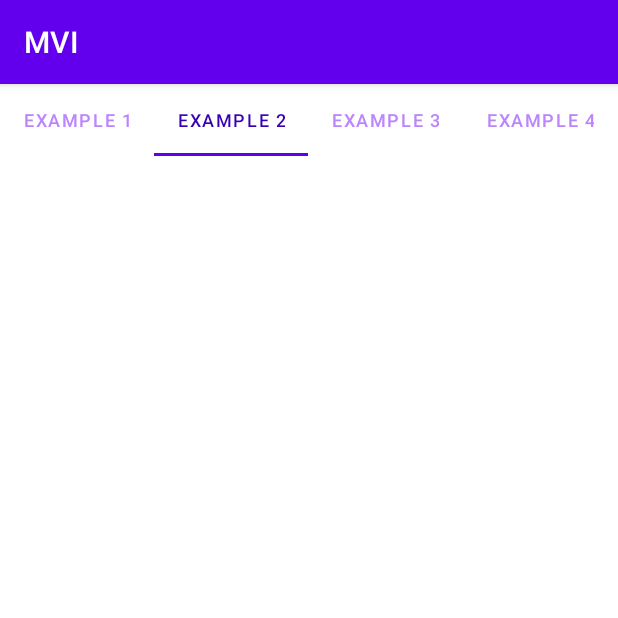
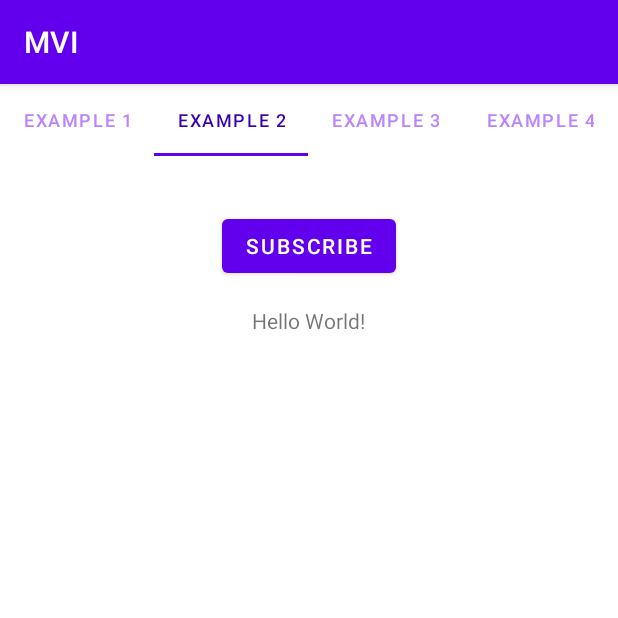
Before and after one commit to olololoe110399/MVI, an Android app: the screen it shows after launch (MainActivity), tab 2 chosen, on a phone screen of 412 x 824 dp, the top half of it. Run offline under Robolectric (Android 15) with nearby library versions, the phone set to English and light mode, and no system bars; our stand-ins replace RxJava; libraries missing offline, so code that uses them is left out: com.jakewharton.rxbinding3; 1 statement that could not run was skipped.

Commit message:
Refs [Task][Example2]

```diff
--- a/app/src/main/AndroidManifest.xml
+++ b/app/src/main/AndroidManifest.xml
@@ -1,8 +1,10 @@
 <?xml version="1.0" encoding="utf-8"?>
 <manifest xmlns:android="http://schemas.android.com/apk/res/android"
     package="com.sun.demo">
+    <uses-permission android:name="android.permission.INTERNET" />
 
     <application
+        android:name=".di.MainApplication"
         android:allowBackup="true"
         android:icon="@mipmap/ic_launcher"
         android:label="@string/app_name"
--- /dev/null
+++ b/app/src/main/java/com/sun/demo/data/RepoRepository.kt
@@ -0,0 +1,10 @@
+package com.sun.demo.data
+
+import com.sun.demo.data.repository.source.remote.model.Movie
+import io.reactivex.Observable
+
+interface RepoRepository {
+
+    //Remote
+    fun getMovies(): Observable<List<Movie>>
+}
--- /dev/null
+++ b/app/src/main/java/com/sun/demo/data/di/DataSourceModule.kt
@@ -0,0 +1,21 @@
+package com.sun.demo.data.di
+
+import com.sun.demo.data.repository.source.RepoDataSource
+import com.sun.demo.data.repository.source.remote.RepoRemoteImpl
+import org.koin.dsl.module
+
+val dataSourceModule = module {
+    /**
+     * Local setting module
+     */
+
+    /**
+     * Data source module
+     */
+
+    single<RepoDataSource.Remote> {
+        RepoRemoteImpl(
+            apiService = get()
+        )
+    }
+}
--- /dev/null
+++ b/app/src/main/java/com/sun/demo/data/di/NetworkModule.kt
@@ -0,0 +1,22 @@
+package com.sun.demo.data.di
+
+import com.squareup.moshi.Moshi
+import com.sun.demo.data.repository.source.remote.api.ApiService
+import com.sun.demo.data.repository.source.remote.api.ServiceGenerator
+import org.koin.dsl.module
+
+val networkModule = module {
+
+    single<Moshi> {
+        Moshi
+            .Builder()
+            .build()
+    }
+
+    single {
+        ServiceGenerator.generate(
+            serviceClass = ApiService::class.java,
+            moshi = get()
+        )
+    }
+}
--- /dev/null
+++ b/app/src/main/java/com/sun/demo/data/di/RepositoryModule.kt
@@ -0,0 +1,14 @@
+package com.sun.demo.data.di
+
+import com.sun.demo.data.RepoRepository
+import com.sun.demo.data.repository.RepoRepositoryImpl
+import org.koin.dsl.module
+
+val repositoryModule = module {
+
+    single<RepoRepository> {
+        RepoRepositoryImpl(
+            remote = get()
+        )
+    }
+}
--- /dev/null
+++ b/app/src/main/java/com/sun/demo/data/repository/source/RepoDataSource.kt
@@ -0,0 +1,11 @@
+package com.sun.demo.data.repository.source
+
+import com.sun.demo.data.repository.source.remote.model.Movie
+import io.reactivex.Observable
+
+interface RepoDataSource {
+
+    interface Remote{
+        fun getMovies(): Observable<List<Movie>>
+    }
+}
--- /dev/null
+++ b/app/src/main/java/com/sun/demo/data/repository/source/remote/api/ApiService.kt
@@ -0,0 +1,11 @@
+package com.sun.demo.data.repository.source.remote.api
+
+import com.sun.demo.data.repository.source.remote.model.Movie
+import io.reactivex.Observable
+import retrofit2.http.GET
+
+interface ApiService {
+
+    @GET("51f958b5588421b9ae5089b5113b7d77/raw/67f9daa4d1687d497fcef81fae1ce4a4b71b5af6/movies")
+    fun getMovies(): Observable<List<Movie>>
+}
--- /dev/null
+++ b/app/src/main/java/com/sun/demo/di/MainApplication.kt
@@ -0,0 +1,26 @@
+package com.sun.demo.di
+
+import android.app.Application
+import com.sun.demo.data.di.dataSourceModule
+import com.sun.demo.data.di.networkModule
+import com.sun.demo.data.di.repositoryModule
+import org.koin.android.ext.koin.androidContext
+import org.koin.android.ext.koin.androidLogger
+import org.koin.core.context.startKoin
+
+class MainApplication : Application() {
+    override fun onCreate() {
+        super.onCreate()
+        val modules = listOf(
+            networkModule,
+            dataSourceModule,
+            repositoryModule,
+            viewModelModule
+        )
+        startKoin {
+            androidLogger()
+            androidContext(this@MainApplication)
+            modules(modules)
+        }
+    }
+}
--- /dev/null
+++ b/app/src/main/java/com/sun/demo/di/ViewModelModule.kt
@@ -0,0 +1,11 @@
+package com.sun.demo.di
+
+import org.koin.dsl.module
+
+/**
+ * You can create your ViewModel with scope, however it is not required because
+ * 1 ViewModel can be used by several LifeCycleOwners.
+ */
+val viewModelModule = module {
+
+}
--- /dev/null
+++ b/app/src/main/java/com/sun/demo/ui/mviExample2/Example2Processor.kt
@@ -0,0 +1,29 @@
+package com.sun.demo.ui.mviExample2
+
+import com.sun.demo.data.RepoRepository
+import com.sun.demo.ui.mviExample2.Example2Contract.*
+import io.reactivex.ObservableTransformer
+import org.koin.core.KoinComponent
+import org.koin.core.inject
+
+class Example2Processor : KoinComponent {
+    private val repoRepository by inject<RepoRepository>()
+
+    private val loadDataActionProcessor =
+        ObservableTransformer<Example2Action.LoadDataAction, Example2Result> { action ->
+            action.flatMap {
+                repoRepository.getMovies()
+                    .map(Example2Result::SuccessResult)
+                    .cast(Example2Result::class.java)
+                    .onErrorReturn { Example2Result.ErrorResult(it) }
+                    .startWith(Example2Result.LoadingResult)
+            }
+        }
+    val actionProcessor =
+        ObservableTransformer<Example2Action, Example2Result> { action ->
+            action.publish { actionSource ->
+                actionSource.ofType(Example2Action.LoadDataAction::class.java)
+                    .compose(loadDataActionProcessor)
+            }
+        }
+}
--- a/app/src/main/res/layout/fragment_example_2.xml
+++ b/app/src/main/res/layout/fragment_example_2.xml
@@ -1,5 +1,52 @@
 <?xml version="1.0" encoding="utf-8"?>
 <androidx.constraintlayout.widget.ConstraintLayout
     xmlns:android="http://schemas.android.com/apk/res/android"
+    xmlns:app="http://schemas.android.com/apk/res-auto"
+    xmlns:tools="http://schemas.android.com/tools"
     android:layout_width="match_parent"
-    android:layout_height="match_parent"/>
+    android:layout_height="match_parent">
+
+    <ScrollView
+        android:layout_width="0dp"
+        android:layout_height="0dp"
+        app:layout_constraintBottom_toBottomOf="parent"
+        app:layout_constraintLeft_toLeftOf="parent"
+        app:layout_constraintRight_toRightOf="parent"
+        app:layout_constraintTop_toBottomOf="@+id/subscribeLoadMoviesButton">
+
+        <FrameLayout
+            android:layout_width="match_parent"
+            android:layout_height="wrap_content">
+
+            <TextView
+                android:id="@+id/display"
+                android:layout_width="wrap_content"
+                android:layout_height="wrap_content"
+                android:layout_gravity="center"
+                android:layout_margin="16dp"
+                android:gravity="center"
+                android:text="Hello World!" />
+        </FrameLayout>
+    </ScrollView>
+
+    <ProgressBar
+        android:id="@+id/progressBar"
+        style="?android:attr/progressBarStyle"
+        android:layout_width="wrap_content"
+        android:layout_height="wrap_content"
+        app:layout_constraintBottom_toBottomOf="parent"
+        app:layout_constraintEnd_toEndOf="parent"
+        app:layout_constraintStart_toStartOf="parent"
+        app:layout_constraintTop_toBottomOf="@+id/subscribeLoadMoviesButton"
+        android:visibility="gone" />
+
+    <Button
+        android:id="@+id/subscribeLoadMoviesButton"
+        android:layout_width="wrap_content"
+        android:layout_height="wrap_content"
+        android:layout_marginTop="36dp"
+        android:text="subscribe"
+        app:layout_constraintEnd_toEndOf="parent"
+        app:layout_constraintStart_toStartOf="parent"
+        app:layout_constraintTop_toTopOf="parent" />
+</androidx.constraintlayout.widget.ConstraintLayout>
```
Also changed, not shown: app/build.gradle (+9 -3 lines), app/src/main/java/com/sun/demo/data/repository/RepoRepositoryImpl.kt (added, +14 -0 lines), app/src/main/java/com/sun/demo/data/repository/source/remote/RepoRemoteImpl.kt (added, +9 -0 lines), app/src/main/java/com/sun/demo/data/repository/source/remote/api/ServiceGenerator.kt (added, +36 -0 lines), app/src/main/java/com/sun/demo/data/repository/source/remote/model/Movie.kt (added, +18 -0 lines), app/src/main/java/com/sun/demo/ui/mviExample2/Example2Contract.kt (added, +26 -0 lines), app/src/main/java/com/sun/demo/ui/mviExample2/Example2Fragment.kt (+57 -1 lines), app/src/main/java/com/sun/demo/ui/mviExample2/Example2ViewModel.kt (added, +28 -0 lines), app/src/main/java/com/sun/demo/util/ViewExt.kt (added, +41 -0 lines).
